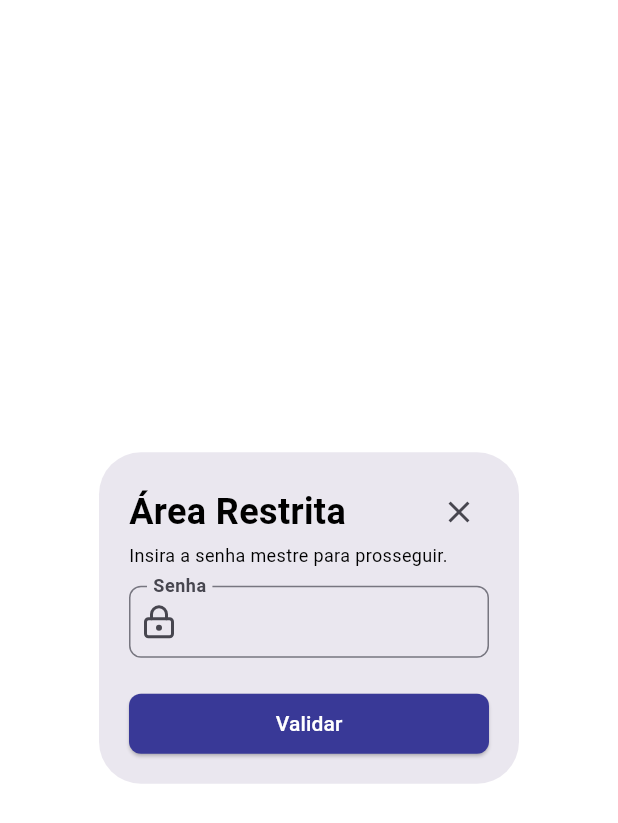
After one commit to joaopedrofraga/manager-app, a Flutter app: the SenhaMestrePage screen opened directly, on a phone screen of 412 x 824 dp. The commit adds this screen. Shown: the top 823 px of the screen. Run offline on Flutter 3.47's test engine with Material 3 defaults, Android fonts, the phone set to English and light mode, and no system bars; our stand-ins replace animated_toggle_switch, extended_masked_text, flutter_svg, google_fonts, lucide_icons_flutter, quickalert; missing offline and left inert: cpf_cnpj_validator, postgres; Roboto replaces fonts that are missing (Kanit).

Commit message:
Criação da função de solicitação da senha mestre e informações da empresa.

```diff
--- a/lib/main.dart
+++ b/lib/main.dart
@@ -5,4 +5,4 @@ void main() {
   runApp(const App());
 }
 
-const String versao = 'ALFA 1.0.0';
+const String versao = 'ALFA 1.3.0';
--- /dev/null
+++ b/lib/presentation/extra/senha_mestre_page.dart
@@ -0,0 +1,91 @@
+import 'package:flutter/material.dart';
+import 'package:lucide_icons_flutter/lucide_icons.dart';
+import 'package:manager_app/core/extensions/media_query_extension.dart';
+import 'package:manager_app/widgets/elevatedbutton_widget.dart';
+import 'package:manager_app/widgets/quick_dialog_widget.dart';
+import 'package:manager_app/widgets/sizedbox_widget.dart';
+import 'package:manager_app/widgets/text_widget.dart';
+import 'package:manager_app/widgets/textformfield_widget.dart';
+
+class SenhaMestrePage extends StatefulWidget {
+  const SenhaMestrePage({super.key});
+
+  static Future<bool?> validar(BuildContext context) {
+    return showDialog<bool>(
+      context: context,
+      builder: (context) => const SenhaMestrePage(),
+    );
+  }
+
+  @override
+  State<SenhaMestrePage> createState() => _SenhaMestrePageState();
+}
+
+class _SenhaMestrePageState extends State<SenhaMestrePage> {
+  TextEditingController senhaController = TextEditingController();
+
+  @override
+  void dispose() {
+    senhaController.dispose();
+    super.dispose();
+  }
+
+  @override
+  Widget build(BuildContext context) {
+    return Scaffold(
+      backgroundColor: Colors.transparent,
+      body: Dialog(
+        child: Padding(
+          padding: const EdgeInsets.all(20),
+          child: ConstrainedBox(
+            constraints: BoxConstraints(maxWidth: context.getWidth * 0.2 + 50),
+            child: SingleChildScrollView(
+              child: Column(
+                mainAxisSize: MainAxisSize.min,
+                crossAxisAlignment: CrossAxisAlignment.start,
+                children: [
+                  Row(
+                    mainAxisSize: MainAxisSize.min,
+                    children: [
+                      TextWidget.title('Área Restrita'),
+                      const Spacer(),
+                      CloseButton(),
+                    ],
+                  ),
+                  TextWidget.small('Insira a senha mestre para prosseguir.'),
+                  const SizedBoxWidget.sm(),
+                  TextFormFieldWidget(
+                    controller: senhaController,
+                    inputLabel: 'Senha',
+                    icon: LucideIcons.lockKeyhole,
+                    isPassword: true,
+                    maxLength: 100,
+                  ),
+                  const SizedBoxWidget.lg(),
+                  ElevatedButtonWidget(
+                    label: 'Validar',
+                    width: double.infinity,
+                    height: 40,
+                    onPressed: () async {
+                      if (senhaController.text == '1') {
+                        Navigator.pop(context, true);
+                      } else {
+                        await QuickDialogWidget().erroMsg(
+                          context: context,
+                          texto: 'A senha inserida é inválida.',
+                          textoBotao: 'Voltar',
+                        );
+                        // ignore: use_build_context_synchronously
+                        Navigator.pop(context, false);
+                      }
+                    },
+                  ),
+                ],
+              ),
+            ),
+          ),
+        ),
+      ),
+    );
+  }
+}
--- a/lib/presentation/menus/vendas/orcamentos/criar_orcamento_page.dart
+++ b/lib/presentation/menus/vendas/orcamentos/criar_orcamento_page.dart
@@ -137,6 +137,7 @@ class _CriarOrcamentoPageState extends State<CriarOrcamentoPage> {
                       ),
                     ),
                   const SizedBoxWidget.md(),
+                  if (produtosOrcamento.isNotEmpty)
                     Row(
                       mainAxisSize: MainAxisSize.min,
                       children: [
@@ -149,10 +150,15 @@ class _CriarOrcamentoPageState extends State<CriarOrcamentoPage> {
                         ),
                       ],
                     ),
+                  if (produtosOrcamento.isEmpty)
+                    TextWidget.small(
+                      '**Adicione pelo menos um produto no orçamento',
+                    ),
                   ElevatedButtonWidget(
                     width: double.infinity,
                     height: 45,
                     label: 'Finalizar',
+                    isEnabled: produtosOrcamento.isNotEmpty,
                     onPressed: () {},
                   ),
                 ],
--- a/lib/widgets/elevatedbutton_widget.dart
+++ b/lib/widgets/elevatedbutton_widget.dart
@@ -7,6 +7,7 @@ class ElevatedButtonWidget extends StatelessWidget {
   final VoidCallback? onPressed;
   final bool isPrimary;
   final bool isLoading;
+  final bool isEnabled;
   final String? loadingMessage;
   final double? width;
   final double? height;
@@ -19,6 +20,7 @@ class ElevatedButtonWidget extends StatelessWidget {
     required this.onPressed,
     this.isPrimary = true,
     this.isLoading = false,
+    this.isEnabled = true,
     this.loadingMessage,
     this.width,
     this.height,
@@ -62,7 +64,7 @@ class ElevatedButtonWidget extends StatelessWidget {
       width: width,
       height: height,
       child: ElevatedButton(
-        onPressed: isLoading ? null : onPressed,
+        onPressed: (isLoading || !isEnabled) ? null : onPressed,
         style: ElevatedButton.styleFrom(
           padding: const EdgeInsets.symmetric(vertical: 14),
           backgroundColor:
```
Also changed, not shown: lib/presentation/menus/configuracao/page/configuracao_empresa_page.dart (+62 -66 lines), 4 other files. Lines whose indentation alone changed are shown as unchanged.
